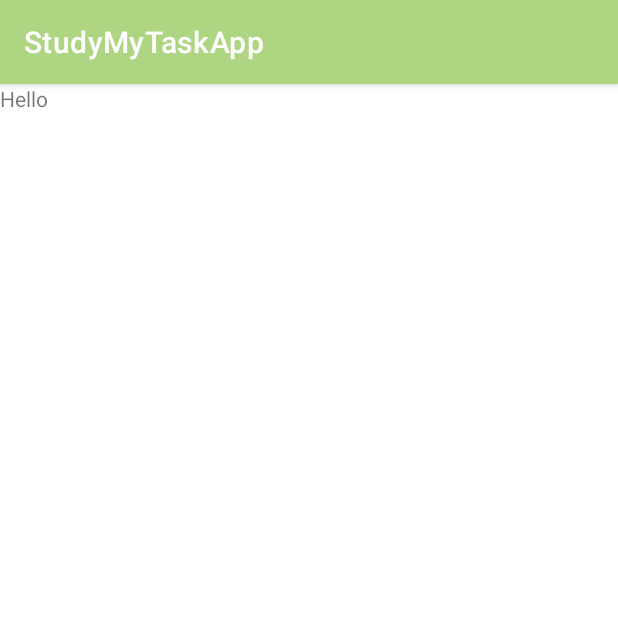
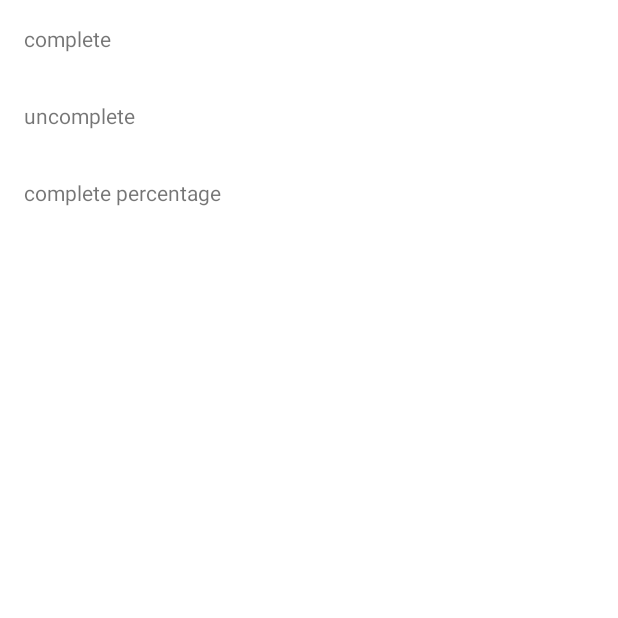
Before and after one commit to Rio-Sh/SimpleToDo, an Android app: the fragment StatisticsFragment shown on its own in the app's theme, on a phone screen of 412 x 824 dp, the top half of it. Run offline under Robolectric (Android 15) with nearby library versions, the phone set to English and light mode, and no system bars; our stand-ins replace Dagger/Hilt's generated code, data binding.

Commit message:
Add Simple layouts to Activity and Fragment

```diff
--- a/app/src/main/res/layout/statistics_fragment.xml
+++ b/app/src/main/res/layout/statistics_fragment.xml
@@ -1,13 +1,30 @@
 <?xml version="1.0" encoding="utf-8"?>
-<FrameLayout xmlns:android="http://schemas.android.com/apk/res/android"
-    xmlns:tools="http://schemas.android.com/tools"
-    android:layout_width="match_parent"
-    android:layout_height="match_parent"
-    tools:context=".statistics.StatisticsFragment">
-
-    <TextView
+<layout>
+    <LinearLayout xmlns:android="http://schemas.android.com/apk/res/android"
+        xmlns:tools="http://schemas.android.com/tools"
         android:layout_width="match_parent"
         android:layout_height="match_parent"
-        android:text="Hello" />
+        tools:context=".statistics.StatisticsFragment"
+        android:orientation="vertical">
 
-</FrameLayout>
+        <!-- TODO set statistics info texts -->
+        <TextView
+            android:layout_width="match_parent"
+            android:layout_height="wrap_content"
+            android:layout_margin="16dp"
+            android:text="complete"/>
+
+        <TextView
+            android:layout_width="match_parent"
+            android:layout_height="wrap_content"
+            android:layout_margin="16dp"
+            android:text="uncomplete"/>
+
+        <TextView
+            android:layout_width="match_parent"
+            android:layout_height="wrap_content"
+            android:layout_margin="16dp"
+            android:text="complete percentage"/>
+
+    </LinearLayout>
+</layout>
--- a/app/src/main/res/values-night/themes.xml
+++ b/app/src/main/res/values-night/themes.xml
@@ -1,6 +1,6 @@
 <resources xmlns:tools="http://schemas.android.com/tools">
     <!-- Base application theme. -->
-    <style name="Theme.StudyMyTaskApp" parent="Theme.MaterialComponents.DayNight.DarkActionBar">
+    <style name="Theme.StudyMyTaskApp" parent="Theme.MaterialComponents.DayNight.NoActionBar">
         <!-- Primary brand color. -->
         <!-- Primary brand color. -->
         <item name="colorPrimary">@color/primaryColor</item>
--- a/app/src/main/res/values/strings.xml
+++ b/app/src/main/res/values/strings.xml
@@ -1,3 +1,5 @@
 <resources>
     <string name="app_name">StudyMyTaskApp</string>
+    <string name="title">Title</string>
+    <string name="content">Content</string>
 </resources>
--- a/app/src/main/res/values/themes.xml
+++ b/app/src/main/res/values/themes.xml
@@ -1,6 +1,6 @@
 <resources xmlns:tools="http://schemas.android.com/tools">
     <!-- Base application theme. -->
-    <style name="Theme.StudyMyTaskApp" parent="Theme.MaterialComponents.DayNight.DarkActionBar">
+    <style name="Theme.StudyMyTaskApp" parent="Theme.MaterialComponents.DayNight.NoActionBar">
         <!-- Primary brand color. -->
         <item name="colorPrimary">@color/primaryColor</item>
         <item name="colorPrimaryVariant">@color/primaryDarkColor</item>
```
Also changed, not shown: app/src/main/res/drawable/ic_baseline_add_24.xml (added, +10 -0 lines), app/src/main/res/drawable/ic_baseline_edit_24.xml (added, +10 -0 lines), app/src/main/res/layout/activity_main.xml (+21 -2 lines), app/src/main/res/layout/app_info_fragment.xml (+19 -5 lines), app/src/main/res/layout/task_detail_fragment.xml (+28 -4 lines), app/src/main/res/layout/tasks_fragment.xml (+34 -9 lines), app/src/main/res/navigation/nav_graph.xml (+45 -1 lines).
